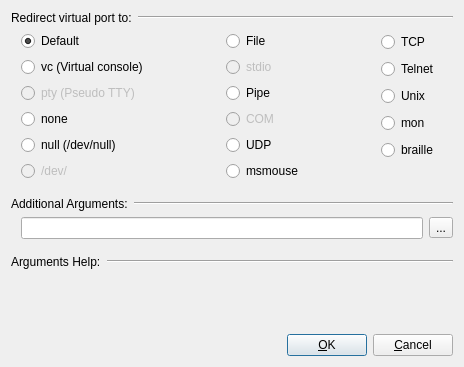
This is src/Add_Port_Window.ui in tobimensch/aqemu as Qt 5 draws it before an edit. The edited form follows.
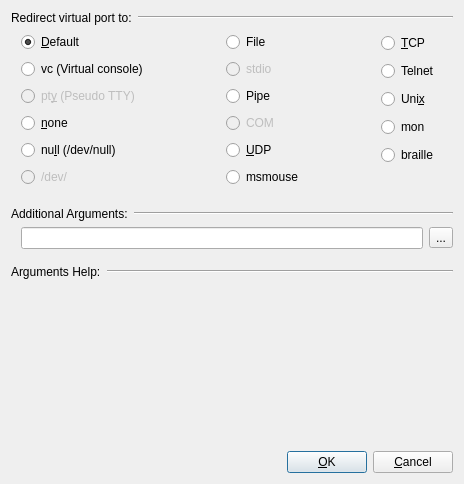
This is the edited form. Icons and pictures are not drawn.

Patch:
```diff
--- a/src/Add_Port_Window.ui
+++ b/src/Add_Port_Window.ui
@@ -7,7 +7,7 @@
     <x>0</x>
     <y>0</y>
     <width>464</width>
-    <height>367</height>
+    <height>484</height>
    </rect>
   </property>
   <property name="windowTitle">
@@ -52,7 +52,7 @@
        <item>
         <widget class="QRadioButton" name="RB_Default">
          <property name="text">
-          <string>Default</string>
+          <string>&amp;Default</string>
          </property>
          <property name="checked">
           <bool>true</bool>
@@ -72,21 +72,21 @@
           <bool>false</bool>
          </property>
          <property name="text">
-          <string>pty (Pseudo TTY)</string>
+          <string>pt&amp;y (Pseudo TTY)</string>
          </property>
         </widget>
        </item>
        <item>
         <widget class="QRadioButton" name="RB_none">
          <property name="text">
-          <string>none</string>
+          <string>&amp;none</string>
          </property>
         </widget>
        </item>
        <item>
         <widget class="QRadioButton" name="RB_null">
          <property name="text">
-          <string>null (/dev/null)</string>
+          <string>nu&amp;ll (/dev/null)</string>
          </property>
         </widget>
        </item>
@@ -154,7 +154,7 @@
        <item>
         <widget class="QRadioButton" name="RB_UDP">
          <property name="text">
-          <string>UDP</string>
+          <string>&amp;UDP</string>
          </property>
         </widget>
        </item>
@@ -185,7 +185,7 @@
        <item>
         <widget class="QRadioButton" name="RB_TCP">
          <property name="text">
-          <string>TCP</string>
+          <string>&amp;TCP</string>
          </property>
         </widget>
        </item>
@@ -199,7 +199,7 @@
        <item>
         <widget class="QRadioButton" name="RB_Unix">
          <property name="text">
-          <string>Unix</string>
+          <string>Uni&amp;x</string>
          </property>
         </widget>
        </item>
```
Left out of the diff: 10 changed lines with no effect on the pictures.
